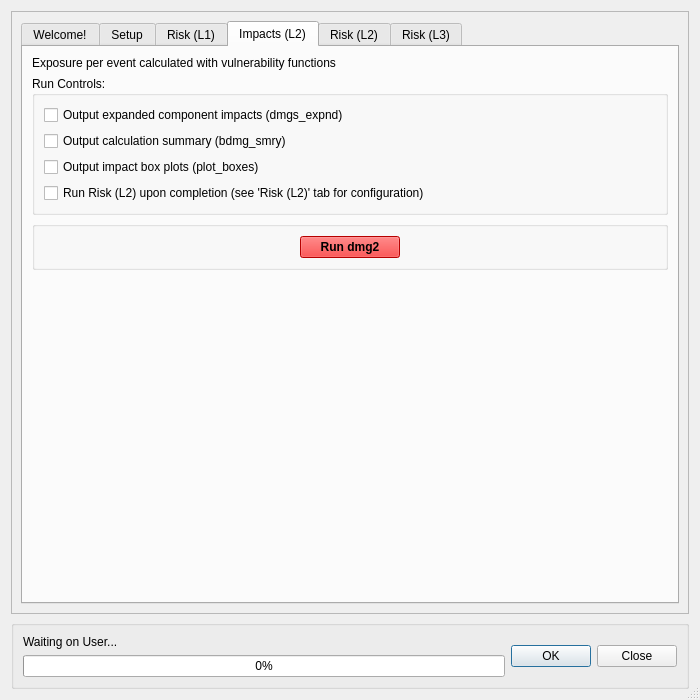
Qt form canflood/model/model.ui (NRCan/CanFlood) before a commit.
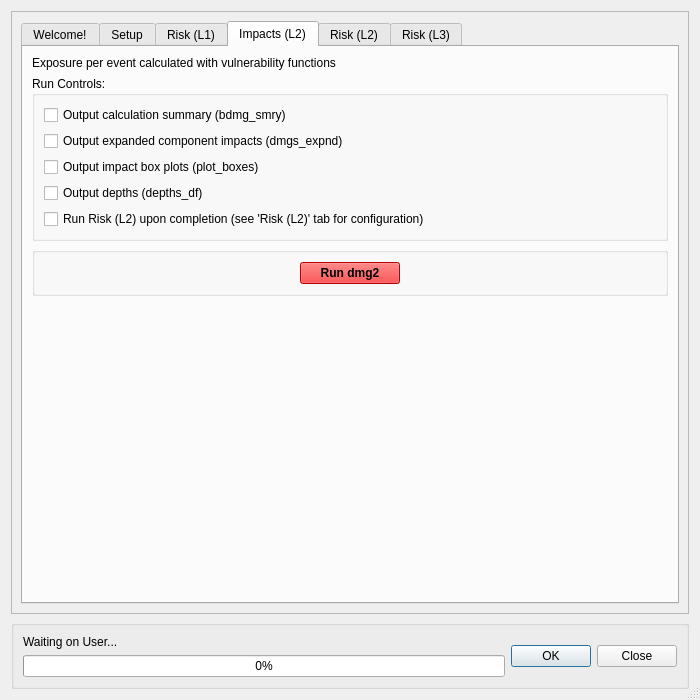
The same form after that commit. The open tabs and pages were chosen to show the change. Icons and pictures are not drawn. Custom widgets are drawn as their Qt base class.

Commit message: update uis and outputters

The edit to the form file:
```diff
--- a/canflood/model/model.ui
+++ b/canflood/model/model.ui
@@ -1000,13 +1000,6 @@
               <string>Run Controls:</string>
              </property>
              <layout class="QVBoxLayout" name="verticalLayout">
-              <item>
-               <widget class="QCheckBox" name="checkBox_i2_outExpnd">
-                <property name="text">
-                 <string>Output expanded component impacts (dmgs_expnd)</string>
-                </property>
-               </widget>
-              </item>
               <item>
                <widget class="QCheckBox" name="checkBox_i2bSmry">
                 <property name="text">
@@ -1014,6 +1007,13 @@
                 </property>
                </widget>
               </item>
+              <item>
+               <widget class="QCheckBox" name="checkBox_i2_outExpnd">
+                <property name="text">
+                 <string>Output expanded component impacts (dmgs_expnd)</string>
+                </property>
+               </widget>
+              </item>
               <item>
                <widget class="QCheckBox" name="checkBox_i2plot">
                 <property name="text">
@@ -1021,6 +1021,13 @@
                 </property>
                </widget>
               </item>
+              <item>
+               <widget class="QCheckBox" name="checkBox_i2_ddf">
+                <property name="text">
+                 <string>Output depths (depths_df)</string>
+                </property>
+               </widget>
+              </item>
               <item>
                <widget class="QCheckBox" name="checkBox_i2RunRisk">
                 <property name="text">
```
The commit also changes 3 other files.
